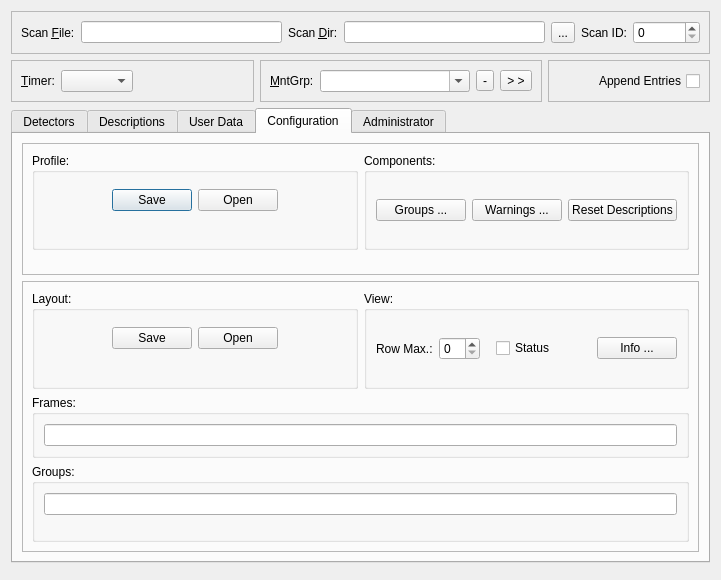
Before: the Qt Designer form nxselector/ui/Selector.ui in nexdatas/nxselector, drawn with Qt 5.
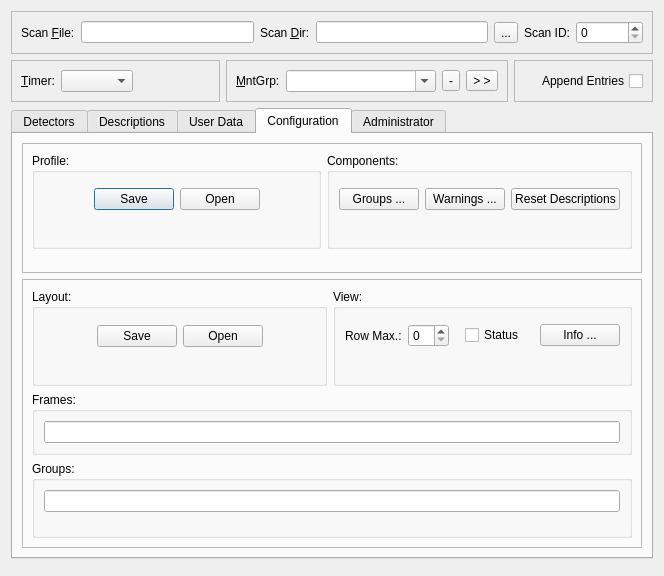
After: the same form once the commit is applied. The open tabs and pages were chosen to show the change.

What changed in the file:
```diff
--- a/nxselector/ui/Selector.ui
+++ b/nxselector/ui/Selector.ui
@@ -6,8 +6,8 @@
    <rect>
     <x>0</x>
     <y>0</y>
-    <width>721</width>
-    <height>580</height>
+    <width>664</width>
+    <height>576</height>
    </rect>
   </property>
   <property name="windowTitle">
@@ -429,7 +429,7 @@
                    <string>Components:</string>
                   </property>
                   <layout class="QGridLayout" name="gridLayout_11">
-                   <item row="0" column="0">
+                   <item row="1" column="0">
                     <layout class="QHBoxLayout" name="horizontalLayout_10">
                      <item>
                       <widget class="QPushButton" name="groupsPushButton">
@@ -481,6 +481,38 @@
                      </item>
                     </layout>
                    </item>
+                   <item row="0" column="0">
+                    <spacer name="verticalSpacer_2">
+                     <property name="orientation">
+                      <enum>Qt::Vertical</enum>
+                     </property>
+                     <property name="sizeType">
+                      <enum>QSizePolicy::Maximum</enum>
+                     </property>
+                     <property name="sizeHint" stdset="0">
+                      <size>
+                       <width>20</width>
+                       <height>20</height>
+                      </size>
+                     </property>
+                    </spacer>
+                   </item>
+                   <item row="2" column="0">
+                    <spacer name="verticalSpacer_10">
+                     <property name="orientation">
+                      <enum>Qt::Vertical</enum>
+                     </property>
+                     <property name="sizeType">
+                      <enum>QSizePolicy::Maximum</enum>
+                     </property>
+                     <property name="sizeHint" stdset="0">
+                      <size>
+                       <width>20</width>
+                       <height>40</height>
+                      </size>
+                     </property>
+                    </spacer>
+                   </item>
                   </layout>
                  </widget>
                 </item>
@@ -641,7 +673,7 @@
                      <string>View:</string>
                     </property>
                     <layout class="QGridLayout" name="gridLayout_3">
-                     <item row="0" column="0">
+                     <item row="1" column="0">
                       <layout class="QHBoxLayout" name="horizontalLayout">
                        <item>
                         <widget class="QLabel" name="rowMaxLabel">
@@ -713,6 +745,38 @@
                        </item>
                       </layout>
                      </item>
+                     <item row="0" column="0">
+                      <spacer name="verticalSpacer_11">
+                       <property name="orientation">
+                        <enum>Qt::Vertical</enum>
+                       </property>
+                       <property name="sizeType">
+                        <enum>QSizePolicy::Maximum</enum>
+                       </property>
+                       <property name="sizeHint" stdset="0">
+                        <size>
+                         <width>20</width>
+                         <height>20</height>
+                        </size>
+                       </property>
+                      </spacer>
+                     </item>
+                     <item row="2" column="0">
+                      <spacer name="verticalSpacer_12">
+                       <property name="orientation">
+                        <enum>Qt::Vertical</enum>
+                       </property>
+                       <property name="sizeType">
+                        <enum>QSizePolicy::Maximum</enum>
+                       </property>
+                       <property name="sizeHint" stdset="0">
+                        <size>
+                         <width>20</width>
+                         <height>40</height>
+                        </size>
+                       </property>
+                      </spacer>
+                     </item>
                     </layout>
                    </widget>
                   </item>
```
